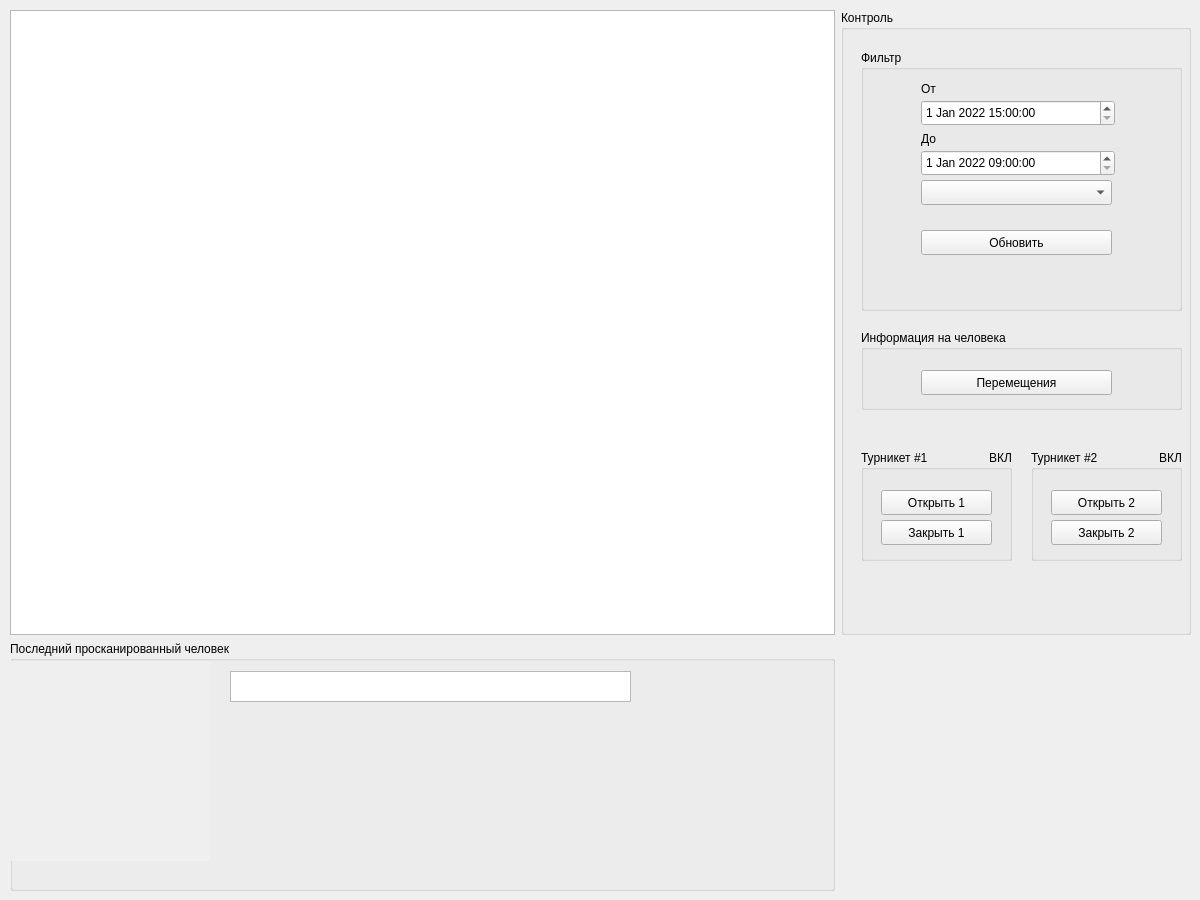
Old version of the form widgets/main_widget/ui_main_window.ui in the repository lxndrrud/barriers-desktop-py.
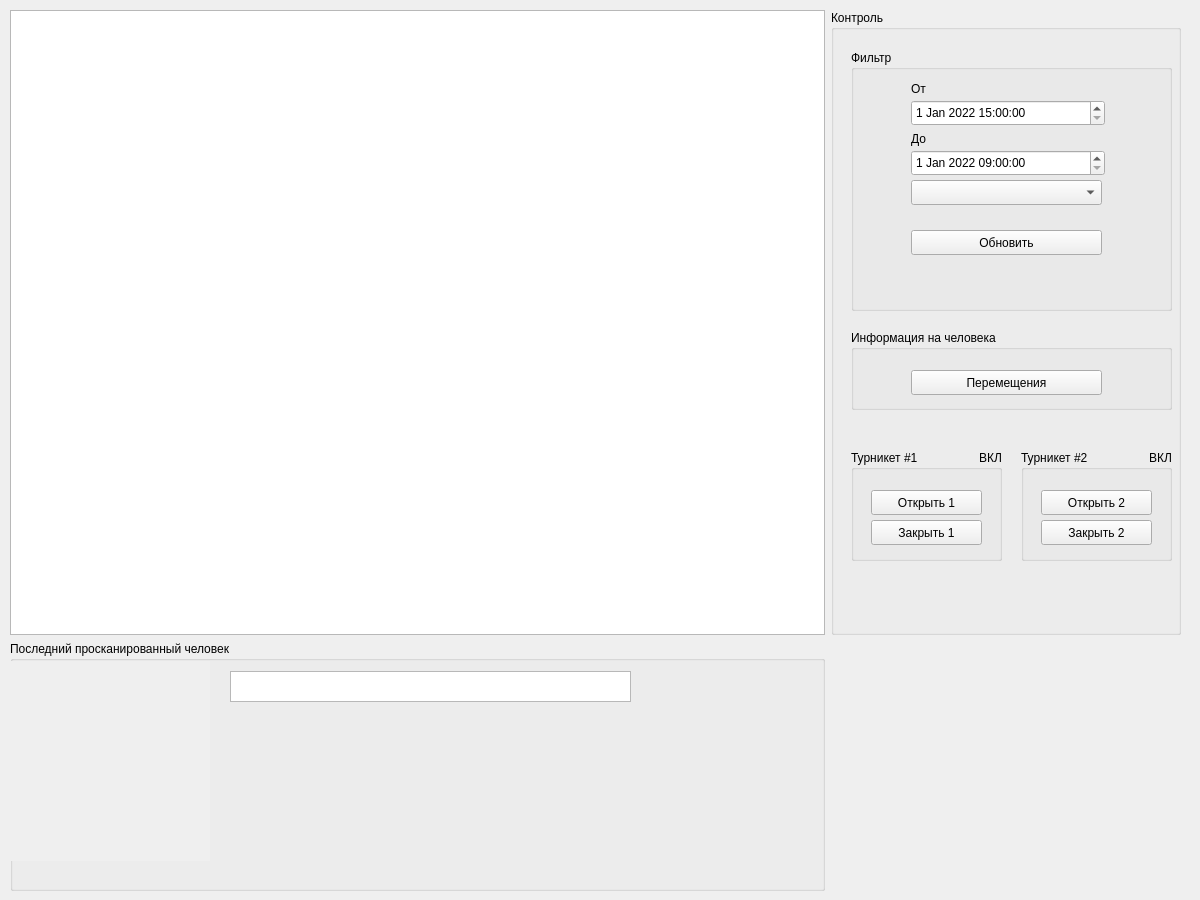
New version of the form.

What changed in the file:
```diff
--- a/widgets/main_widget/ui_main_window.ui
+++ b/widgets/main_widget/ui_main_window.ui
@@ -18,19 +18,28 @@
     <rect>
      <x>10</x>
      <y>10</y>
-     <width>1181</width>
+     <width>1171</width>
      <height>881</height>
     </rect>
    </property>
-   <layout class="QGridLayout" name="gridLayout">
+   <layout class="QGridLayout" name="gridLayout" rowstretch="0,0" columnstretch="0,0">
+    <property name="sizeConstraint">
+     <enum>QLayout::SetDefaultConstraint</enum>
+    </property>
     <item row="1" column="0">
      <widget class="QGroupBox" name="groupBox_5">
       <property name="sizePolicy">
-       <sizepolicy hsizetype="Preferred" vsizetype="MinimumExpanding">
+       <sizepolicy hsizetype="Minimum" vsizetype="Minimum">
         <horstretch>0</horstretch>
         <verstretch>0</verstretch>
        </sizepolicy>
       </property>
+      <property name="minimumSize">
+       <size>
+        <width>0</width>
+        <height>250</height>
+       </size>
+      </property>
       <property name="maximumSize">
        <size>
         <width>16777215</width>
@@ -80,14 +89,20 @@
     <item row="0" column="1">
      <widget class="QGroupBox" name="groupBox">
       <property name="sizePolicy">
-       <sizepolicy hsizetype="MinimumExpanding" vsizetype="Expanding">
+       <sizepolicy hsizetype="Maximum" vsizetype="Expanding">
         <horstretch>0</horstretch>
         <verstretch>0</verstretch>
        </sizepolicy>
       </property>
-      <property name="maximumSize">
+      <property name="minimumSize">
        <size>
         <width>350</width>
+        <height>0</height>
+       </size>
+      </property>
+      <property name="maximumSize">
+       <size>
+        <width>16777215</width>
         <height>16777215</height>
        </size>
       </property>
@@ -343,7 +358,7 @@
     <item row="0" column="0">
      <widget class="QTableView" name="tableView">
       <property name="sizePolicy">
-       <sizepolicy hsizetype="Expanding" vsizetype="MinimumExpanding">
+       <sizepolicy hsizetype="Expanding" vsizetype="Expanding">
         <horstretch>0</horstretch>
         <verstretch>0</verstretch>
        </sizepolicy>
```
Left out of the diff: 2 changed lines with no effect on the pictures.
